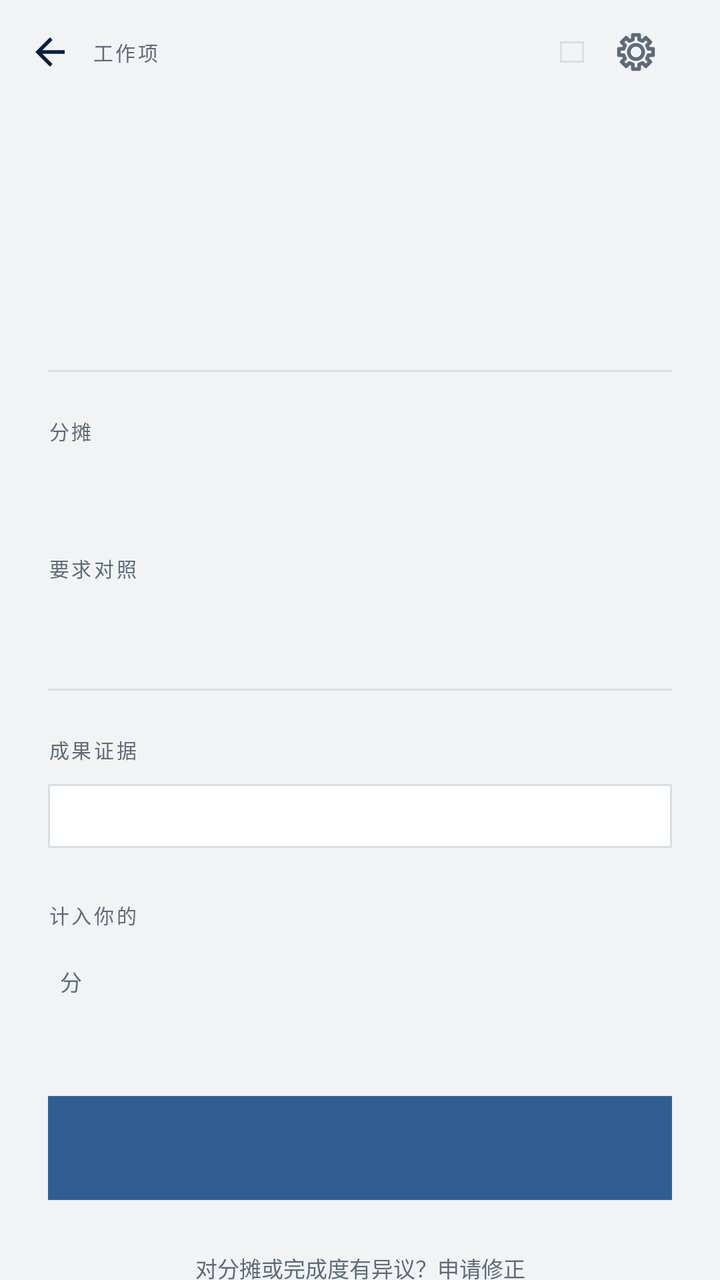
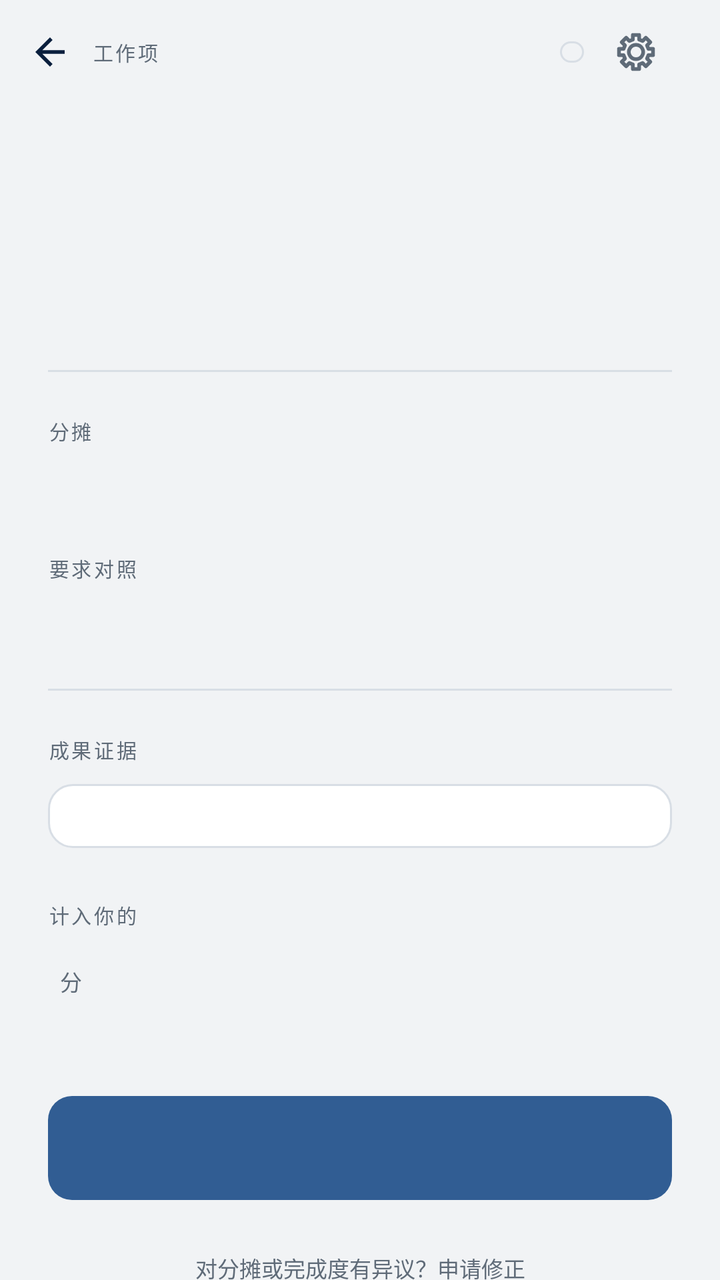

Two renders of the same Android screen: before a commit and after it. Below are the layout's source before the change and the commit's diff.
<!-- AndroidManifest.xml: application theme Theme.MyCoursePractice -->
<!-- res/layout/fragment_detail.xml -->
<?xml version="1.0" encoding="utf-8"?>
<LinearLayout xmlns:android="http://schemas.android.com/apk/res/android"
    android:layout_width="match_parent"
    android:layout_height="match_parent"
    android:background="@color/paper"
    android:orientation="vertical">

    
    <LinearLayout
        android:id="@+id/backBar"
        android:layout_width="match_parent"
        android:layout_height="52dp"
        android:background="?attr/selectableItemBackground"
        android:clickable="true"
        android:focusable="true"
        android:gravity="center_vertical"
        android:orientation="horizontal"
        android:paddingStart="14dp"
        android:paddingEnd="24dp">

        <ImageView
            android:id="@+id/backIcon"
            android:layout_width="22dp"
            android:layout_height="22dp"
            android:importantForAccessibility="no"
            android:src="@drawable/ic_back"
            android:tint="@color/ink" />

        <TextView
            style="@style/Micro"
            android:layout_width="wrap_content"
            android:layout_height="wrap_content"
            android:layout_marginStart="10dp"
            android:text="工作项" />

        <View
            android:layout_width="0dp"
            android:layout_height="1dp"
            android:layout_weight="1" />

        <TextView
            android:id="@+id/stateStamp"
            style="@style/Stamp"
            android:layout_width="wrap_content"
            android:layout_height="wrap_content" />

        <TextView
            android:id="@+id/editLink"
            style="@style/MicroAccent"
            android:layout_width="wrap_content"
            android:layout_height="wrap_content"
            android:layout_marginStart="14dp"
            android:background="?attr/selectableItemBackground"
            android:clickable="true"
            android:focusable="true"
            android:paddingStart="6dp"
            android:paddingTop="12dp"
            android:paddingEnd="6dp"
            android:paddingBottom="12dp"
            android:text="编辑"
            android:visibility="gone" />

        <ImageView
            android:id="@+id/appSettings"
            android:layout_width="36dp"
            android:layout_height="36dp"
            android:layout_marginStart="8dp"
            android:background="?attr/selectableItemBackgroundBorderless"
            android:clickable="true"
            android:contentDescription="设置"
            android:focusable="true"
            android:padding="7dp"
            android:src="@drawable/ic_gear"
            android:tint="@color/muted" />
    </LinearLayout>

    <ScrollView
        android:id="@+id/scroll"
        android:layout_width="match_parent"
        android:layout_height="match_parent"
        android:clipToPadding="false"
        android:fillViewport="true"
        android:scrollbars="none">

        <LinearLayout
            android:layout_width="match_parent"
            android:layout_height="wrap_content"
            android:orientation="vertical"
            android:paddingStart="24dp"
            android:paddingEnd="24dp"
            android:paddingBottom="36dp">

            <TextView
                android:id="@+id/indexText"
                style="@style/Display"
                android:layout_width="wrap_content"
                android:layout_height="wrap_content"
                android:layout_marginTop="4dp"
                android:fontFeatureSettings="tnum"
                android:textColor="@color/ink"
                android:textSize="40sp" />

            <TextView
                android:id="@+id/titleText"
                style="@style/Title"
                android:layout_width="match_parent"
                android:layout_height="wrap_content"
                android:layout_marginTop="10dp"
                android:textColor="@color/ink"
                android:textSize="25sp" />

            <TextView
                android:id="@+id/metaText"
                style="@style/Meta"
                android:layout_width="match_parent"
                android:layout_height="wrap_content"
                android:layout_marginTop="10dp" />

            <View
                android:layout_width="match_parent"
                android:layout_height="1dp"
                android:layout_marginTop="20dp"
                android:background="@color/line" />

            
            <TextView
                style="@style/Micro"
                android:layout_width="match_parent"
                android:layout_height="wrap_content"
                android:layout_marginTop="22dp"
                android:text="分摊" />

            <LinearLayout
                android:id="@+id/shareBar"
                android:layout_width="match_parent"
                android:layout_height="6dp"
                android:layout_marginTop="12dp"
                android:orientation="horizontal" />

            <LinearLayout
                android:id="@+id/shareLegend"
                android:layout_width="match_parent"
                android:layout_height="wrap_content"
                android:layout_marginTop="10dp"
                android:orientation="horizontal" />

            
            <TextView
                style="@style/Micro"
                android:layout_width="match_parent"
                android:layout_height="wrap_content"
                android:layout_marginTop="26dp"
                android:text="要求对照" />

            <LinearLayout
                android:id="@+id/reqRows"
                android:layout_width="match_parent"
                android:layout_height="wrap_content"
                android:layout_marginTop="8dp"
                android:orientation="vertical" />

            <TextView
                android:id="@+id/reqSource"
                style="@style/Meta"
                android:layout_width="match_parent"
                android:layout_height="wrap_content"
                android:layout_marginTop="12dp"
                android:drawablePadding="6dp" />

            <View
                android:layout_width="match_parent"
                android:layout_height="1dp"
                android:layout_marginTop="20dp"
                android:background="@color/line" />

            
            <TextView
                style="@style/Micro"
                android:layout_width="match_parent"
                android:layout_height="wrap_content"
                android:layout_marginTop="22dp"
                android:text="成果证据" />

            <LinearLayout
                android:id="@+id/evidenceBox"
                android:layout_width="match_parent"
                android:layout_height="wrap_content"
                android:layout_marginTop="10dp"
                android:background="@drawable/bg_sheet_border"
                android:orientation="vertical"
                android:padding="16dp" />

            
            <TextView
                android:id="@+id/scoreLabel"
                style="@style/Micro"
                android:layout_width="match_parent"
                android:layout_height="wrap_content"
                android:layout_marginTop="26dp"
                android:text="计入你的" />

            <LinearLayout
                android:layout_width="match_parent"
                android:layout_height="wrap_content"
                android:baselineAligned="false"
                android:gravity="bottom"
                android:orientation="horizontal">

                <TextView
                    android:id="@+id/scoreText"
                    style="@style/Display"
                    android:layout_width="wrap_content"
                    android:layout_height="wrap_content"
                    android:fontFeatureSettings="tnum"
                    android:textColor="@color/ink"
                    android:textSize="34sp" />

                <TextView
                    style="@style/Meta"
                    android:layout_width="wrap_content"
                    android:layout_height="wrap_content"
                    android:layout_marginStart="6dp"
                    android:layout_marginBottom="6dp"
                    android:text="分" />
            </LinearLayout>

            <TextView
                android:id="@+id/formulaText"
                style="@style/Data"
                android:layout_width="match_parent"
                android:layout_height="wrap_content"
                android:layout_marginTop="2dp"
                android:textColor="@color/muted" />

            
            <TextView
                android:id="@+id/historyLink"
                style="@style/MicroAccent"
                android:layout_width="match_parent"
                android:layout_height="wrap_content"
                android:layout_marginTop="20dp"
                android:background="?attr/selectableItemBackground"
                android:clickable="true"
                android:focusable="true"
                android:paddingTop="10dp"
                android:paddingBottom="10dp"
                android:visibility="gone" />

            <LinearLayout
                android:id="@+id/historyRows"
                android:layout_width="match_parent"
                android:layout_height="wrap_content"
                android:orientation="vertical"
                android:visibility="gone" />

            
            <TextView
                android:id="@+id/cta"
                style="@style/BtnPrimary"
                android:layout_width="match_parent"
                android:layout_height="52dp"
                android:layout_marginTop="26dp" />

            <TextView
                android:id="@+id/correctionLink"
                style="@style/Meta"
                android:layout_width="match_parent"
                android:layout_height="wrap_content"
                android:layout_marginTop="18dp"
                android:gravity="center"
                android:padding="8dp"
                android:text="对分摊或完成度有异议？申请修正"
                android:textColor="@color/muted" />
        </LinearLayout>
    </ScrollView>
</LinearLayout>
<!-- resources referenced by this layout -->
<resources>
  <color name="ink">#0A1F3D</color>
  <color name="line">#D8DEE5</color>
  <color name="muted">#5F6B78</color>
  <color name="paper">#F1F3F5</color>
  <!-- drawable bg_sheet_border (drawable) -->
  <?xml version="1.0" encoding="utf-8"?>
  <shape xmlns:android="http://schemas.android.com/apk/res/android" android:shape="rectangle">
      <solid android:color="@color/sheet" />
      <stroke android:width="1dp" android:color="@color/line" />
  </shape>
  <!-- drawable ic_back (drawable) -->
  <vector xmlns:android="http://schemas.android.com/apk/res/android"
      android:width="24dp"
      android:height="24dp"
      android:viewportWidth="24"
      android:viewportHeight="24">
      <path
          android:fillColor="@color/ink"
          android:pathData="M20,11H7.83l5.59,-5.59L12,4l-8,8 8,8 1.41,-1.41L7.83,13H20v-2z" />
  </vector>
  <style name="Data">
          <item name="android:textSize">13sp</item>
          <item name="android:textColor">@color/ink</item>
          <item name="android:fontFamily">sans-serif</item>
          <item name="android:fontFeatureSettings">tnum</item>
          <item name="android:includeFontPadding">false</item>
      </style>
  <style name="Display">
          <item name="android:textSize">40sp</item>
          <item name="android:textColor">@color/ink</item>
          <item name="android:fontFamily">serif</item>
          <item name="android:fontFeatureSettings">tnum</item>
          <item name="android:includeFontPadding">false</item>
          <item name="android:lineSpacingMultiplier">1.0</item>
      </style>
  <style name="Meta">
          <item name="android:textSize">11sp</item>
          <item name="android:textColor">@color/muted</item>
          <item name="android:fontFamily">sans-serif</item>
          <item name="android:includeFontPadding">false</item>
      </style>
  <style name="Micro">
          <item name="android:textSize">10sp</item>
          <item name="android:letterSpacing">0.12</item>
          <item name="android:textColor">@color/muted</item>
          <item name="android:fontFamily">sans-serif</item>
          <item name="android:includeFontPadding">false</item>
      </style>
  <style name="MicroAccent">
          <item name="android:textSize">10sp</item>
          <item name="android:letterSpacing">0.12</item>
          <item name="android:textColor">@color/accent</item>
          <item name="android:fontFamily">sans-serif-medium</item>
          <item name="android:includeFontPadding">false</item>
      </style>
  <style name="Title">
          <item name="android:textSize">28sp</item>
          <item name="android:textColor">@color/ink</item>
          <item name="android:fontFamily">serif</item>
          <item name="android:includeFontPadding">false</item>
          <item name="android:lineSpacingMultiplier">1.12</item>
      </style>
  <style name="Theme.MyCoursePractice" parent="Base.Theme.MyCoursePractice" />
  <color name="sheet">#FFFFFF</color>
  <!-- drawable bg_stamp_filled (drawable) -->
  <?xml version="1.0" encoding="utf-8"?>
  <shape xmlns:android="http://schemas.android.com/apk/res/android" android:shape="rectangle">
      <solid android:color="@color/accent" />
      <corners android:radius="0dp" />
  </shape>
  <color name="accent">#315D93</color>
  <!-- drawable bg_stamp (drawable) -->
  <?xml version="1.0" encoding="utf-8"?>
  <shape xmlns:android="http://schemas.android.com/apk/res/android" android:shape="rectangle">
      <solid android:color="@android:color/transparent" />
      <stroke android:width="1dp" android:color="@color/line" />
      <corners android:radius="0dp" />
  </shape>
  <color name="accent_wash">#E4EAF2</color>
  <!-- unchanged entries left out for length: 4 -->
</resources>

<!-- the commit's change to res/layout/fragment_detail.xml (unified diff, before → after) -->
@@ -90,6 +90,11 @@
             android:paddingEnd="24dp"
             android:paddingBottom="36dp">
 
+            <LinearLayout
+                android:id="@+id/insightsPanel"
+                android:layout_width="match_parent"
+                android:layout_height="wrap_content"
+                android:orientation="vertical" />
             <TextView
                 android:id="@+id/indexText"
                 style="@style/Display"
<!-- resource entries referenced after the edit -->
@@ -9,6 +9,7 @@
   <shape xmlns:android="http://schemas.android.com/apk/res/android" android:shape="rectangle">
       <solid android:color="@color/sheet" />
       <stroke android:width="1dp" android:color="@color/line" />
+      <corners android:radius="12dp" />
   </shape>
   <!-- drawable ic_back (drawable) -->
   <vector xmlns:android="http://schemas.android.com/apk/res/android"
@@ -68,7 +69,7 @@
   <?xml version="1.0" encoding="utf-8"?>
   <shape xmlns:android="http://schemas.android.com/apk/res/android" android:shape="rectangle">
       <solid android:color="@color/accent" />
-      <corners android:radius="0dp" />
+      <corners android:radius="12dp" />
   </shape>
   <color name="accent">#315D93</color>
   <!-- drawable bg_stamp (drawable) -->
@@ -76,7 +77,7 @@
   <shape xmlns:android="http://schemas.android.com/apk/res/android" android:shape="rectangle">
       <solid android:color="@android:color/transparent" />
       <stroke android:width="1dp" android:color="@color/line" />
-      <corners android:radius="0dp" />
+      <corners android:radius="12dp" />
   </shape>
   <color name="accent_wash">#E4EAF2</color>
   <!-- unchanged entries left out for length: 4 -->
